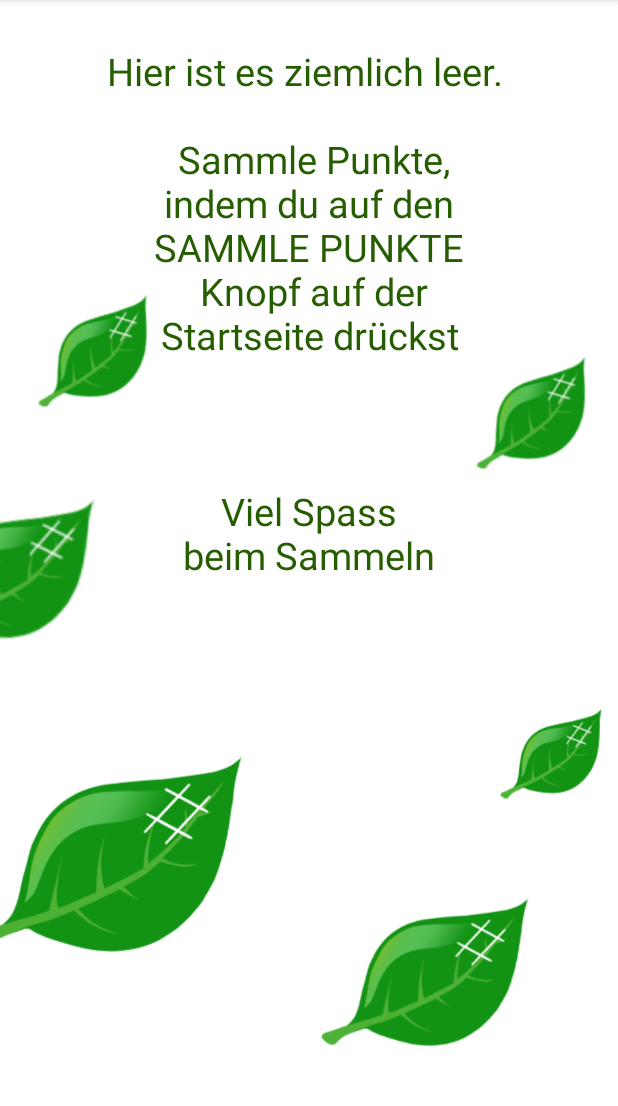
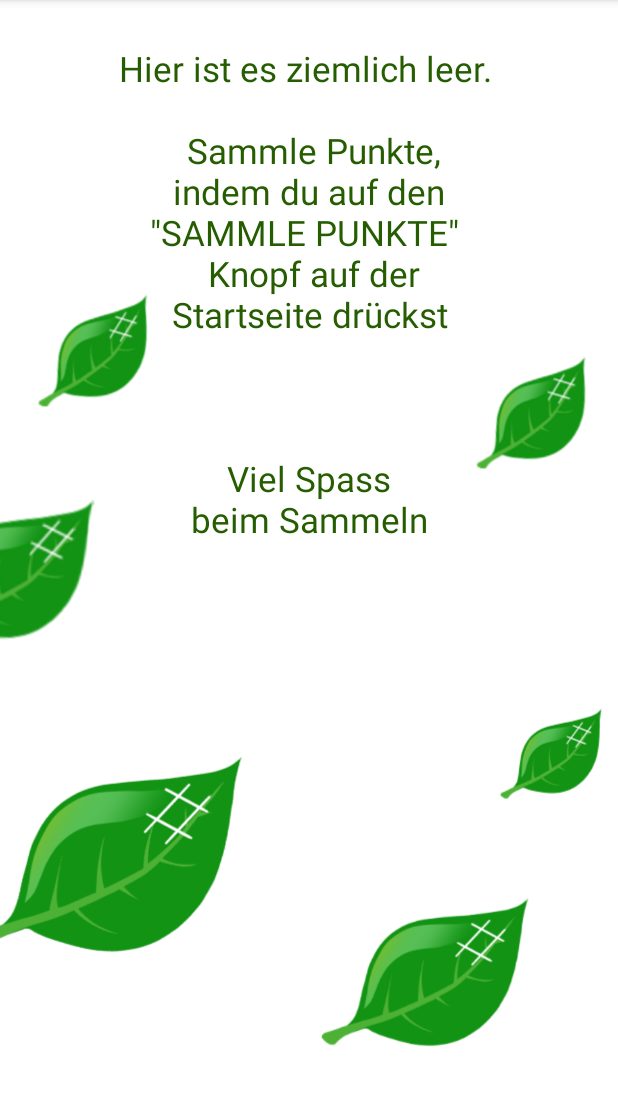
Before and after one commit to Tameli/Score-for-Climate, an Android app: the screen it shows after launch (MainActivity), after a tap on "ZEIGE HISTORY", on a phone screen of 412 x 824 dp, the part 84-1190 px from its top. Run offline under Robolectric (Android 15) with nearby library versions, the light colour scheme and no system bars; our stand-ins replace Room's generated code; libraries missing offline, so code that uses them is left out: xyz.sangcomz.stickytimelineview; plain views replace TimeLineRecyclerView; 1 statement that could not run was skipped.

Commit message:
Added quotation marks for empty history text and changed text size

```diff
--- a/app/src/main/java/com/example/scoreforclimate/roomDB/HistoryFragment.kt
+++ b/app/src/main/java/com/example/scoreforclimate/roomDB/HistoryFragment.kt
@@ -45,7 +45,7 @@ class HistoryFragment: Fragment(R.layout.fragment_history) {
         } else {
             historyTitle.visibility = View.GONE
             emptyHistory.visibility = View.VISIBLE
-            emptyHistory.text = "Hier ist es ziemlich leer. \n \n Sammle Punkte,\nindem du auf den\nSAMMLE PUNKTE\n Knopf auf der\n Startseite drückst \n \n \n \nViel Spass\nbeim Sammeln"
+            emptyHistory.text = "Hier ist es ziemlich leer. \n \n Sammle Punkte,\nindem du auf den\n\"SAMMLE PUNKTE\" \n Knopf auf der\n Startseite drückst \n \n \n \nViel Spass\nbeim Sammeln"
         }
 
 
--- a/app/src/main/res/layout/fragment_history.xml
+++ b/app/src/main/res/layout/fragment_history.xml
@@ -26,7 +26,7 @@
             android:layout_marginTop="30dp"
             android:layout_marginStart="10dp"
             android:layout_marginEnd="10dp"
-            android:textSize="25sp"
+            android:textSize="23sp"
             android:visibility="gone"
             android:textColor="@color/colorPrimaryDark"
             android:layout_marginLeft="10dp" />
```
